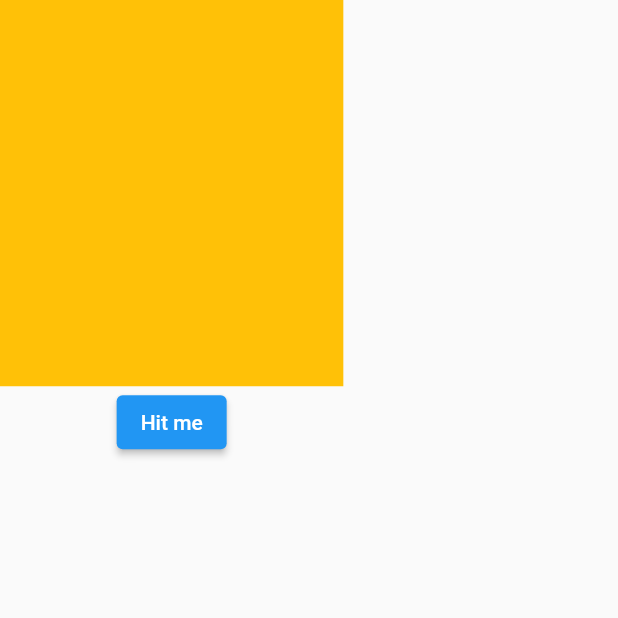
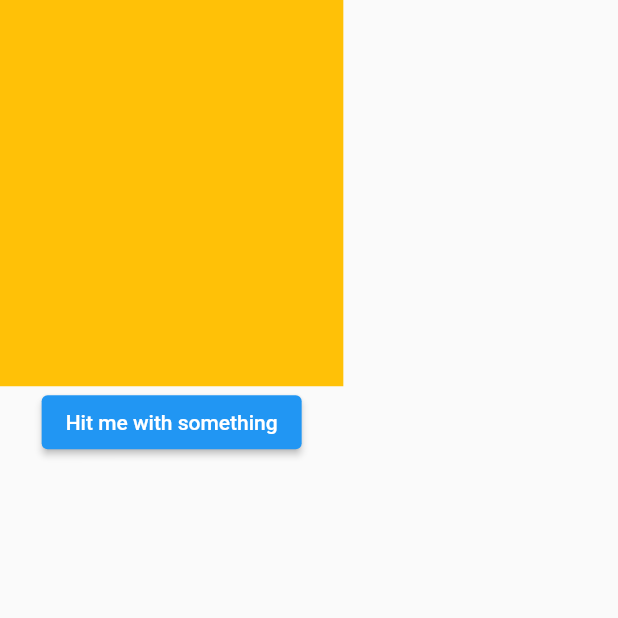
Before and after one commit to iamalok12/eshop, a Flutter app: the screen it shows after launch, on a phone screen of 412 x 824 dp, the top half of it. Run offline on Flutter 3.47's test engine with Material 2 defaults, Android fonts, the light colour scheme and no system bars; our stand-ins replace flutter_screenutil.

Commit message:
minor changes

```diff
--- a/lib/screens/splash_screen/splash_screen.dart
+++ b/lib/screens/splash_screen/splash_screen.dart
@@ -26,7 +26,7 @@ class SplashScreen extends StatelessWidget {
                     },
                   );
                 },
-                child: const Text("Hit me"))
+                child: const Text("Hit me with something"))
           ],
         ),
       ),
```
